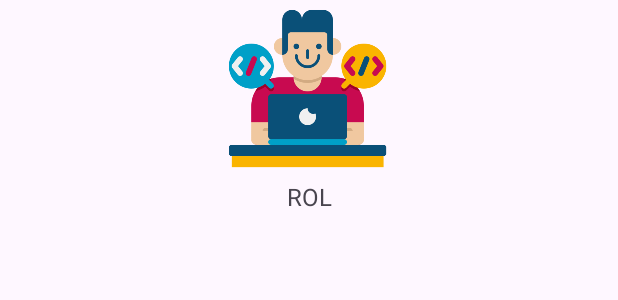
After one commit to ealfriadez/delivery_udemy_kotlin, an Android app: the layout cardview_roles.xml on its own in the app's theme, with its tools: preview values and no code run, on a phone screen of 412 x 824 dp. The commit adds this screen. Shown: the top 300 px of the screen. Run offline under Robolectric (Android 15) with nearby library versions, the phone set to English and light mode, and no system bars.

Commit message:
Mostrar roles de usuario en el front

```diff
--- a/app/build.gradle.kts
+++ b/app/build.gradle.kts
@@ -41,6 +41,7 @@ dependencies {
     implementation("com.squareup.retrofit2:retrofit:2.9.0")
     implementation("com.google.code.gson:gson:2.10.1")
     implementation("com.squareup.retrofit2:converter-gson:2.9.0")
+    implementation("com.github.bumptech.glide:glide:4.16.0")
     testImplementation("junit:junit:4.13.2")
     androidTestImplementation("androidx.test.ext:junit:1.1.5")
     androidTestImplementation("androidx.test.espresso:espresso-core:3.5.1")
--- a/app/src/main/java/com/pnp/kotlinudemydelivery/api/ApiRoutes.kt
+++ b/app/src/main/java/com/pnp/kotlinudemydelivery/api/ApiRoutes.kt
@@ -4,7 +4,7 @@ import com.pnp.kotlinudemydelivery.routes.UsersRoutes
 
 class ApiRoutes {
 
-    val API_URL = "http://192.168.1.9:3000/api/"
+    val API_URL = "http://172.31.2.216:3000/api/"
     val retrofit = RetrofitClient()
 
     fun getUsersRoutes(): UsersRoutes{
--- a/app/src/main/java/com/pnp/kotlinudemydelivery/models/Rol.kt
+++ b/app/src/main/java/com/pnp/kotlinudemydelivery/models/Rol.kt
@@ -4,11 +4,11 @@ import com.google.gson.annotations.SerializedName
 
 class Rol(
     @SerializedName("id") val id: String,
-    @SerializedName("name") val rol: String,
+    @SerializedName("name") val name: String,
     @SerializedName("image") val image: String,
     @SerializedName("route") val route: String
 ){
     override fun toString(): String {
-        return "Rol(id='$id', rol='$rol', image='$image', route='$route')"
+        return "Rol(id='$id', name='$name', image='$image', route='$route')"
     }
 }
--- /dev/null
+++ b/app/src/main/res/layout/cardview_roles.xml
@@ -0,0 +1,20 @@
+<?xml version="1.0" encoding="utf-8"?>
+<LinearLayout xmlns:android="http://schemas.android.com/apk/res/android"
+    android:layout_width="match_parent"
+    android:layout_height="wrap_content"
+    android:orientation="vertical">
+
+    <ImageView
+        android:id="@+id/imageview_rol"
+        android:layout_width="match_parent"
+        android:layout_height="120dp"
+        android:src="@drawable/user_icon"/>
+
+    <TextView
+        android:id="@+id/textview_rol"
+        android:layout_width="match_parent"
+        android:layout_height="wrap_content"
+        android:text="ROL"
+        android:textAlignment="center"
+        android:textSize="16sp"/>
+</LinearLayout>
```
Also changed, not shown: app/src/main/java/com/pnp/kotlinudemydelivery/activities/SelectActivity.kt (+30 -0 lines), app/src/main/java/com/pnp/kotlinudemydelivery/adapters/RolesAdapter.kt (added, +45 -0 lines), app/src/main/res/layout/activity_select.xml (+4 -5 lines), app/src/main/res/drawable/user_icon.png (added).
